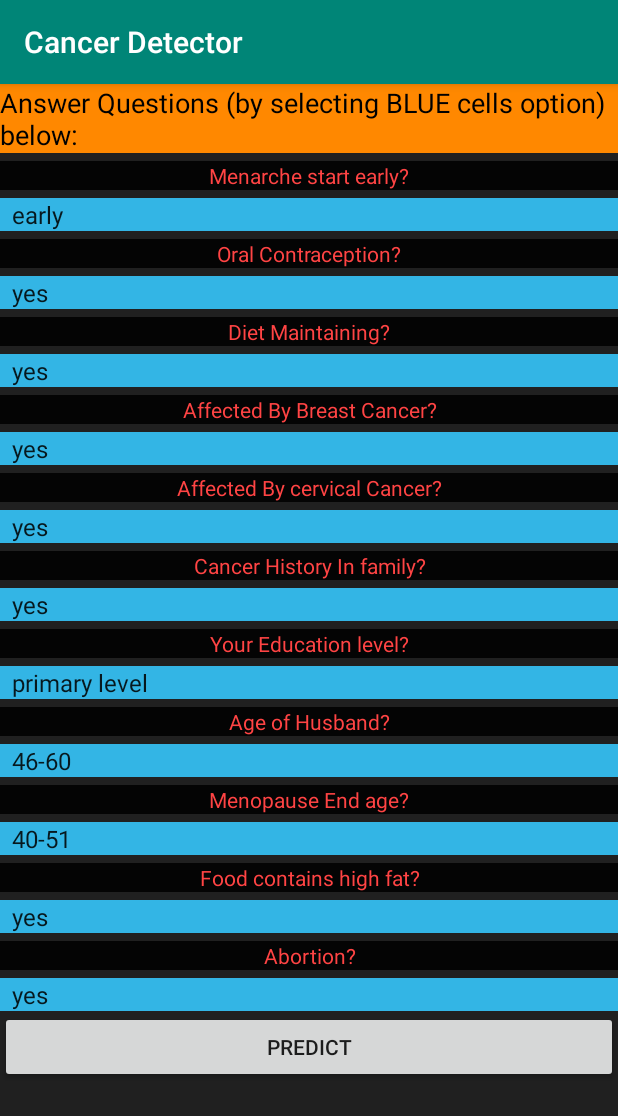
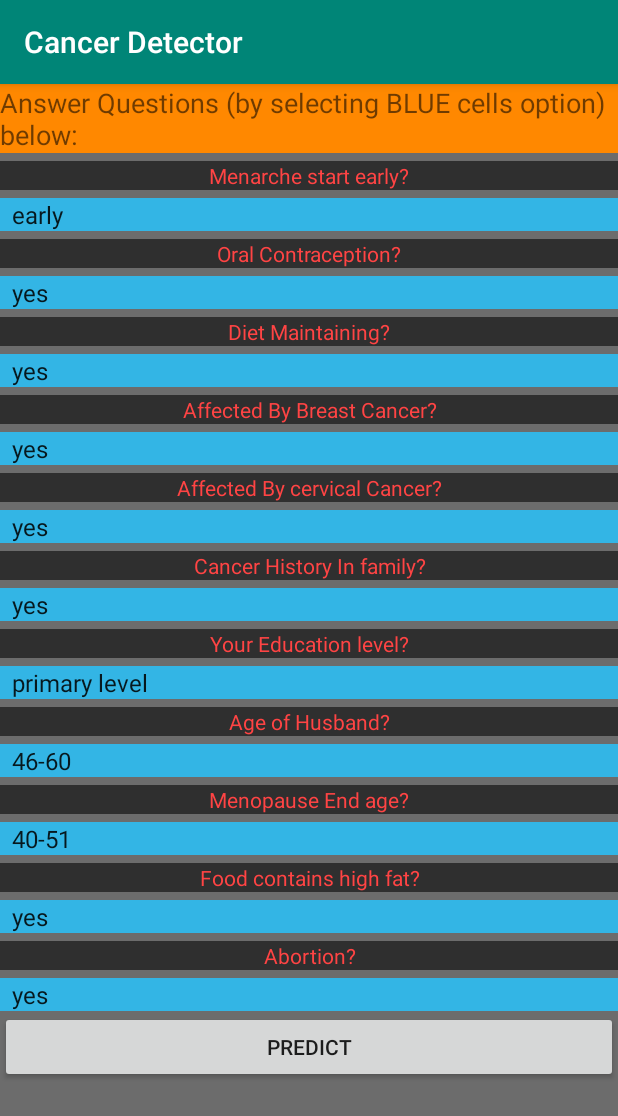
Before and after one commit to mobassir94/Cancer-Predictor-Android-App-, an Android app: the ovariancancer screen opened directly, with no data from a screen before it, on a phone screen of 412 x 824 dp. Shown: the top 1116 px of the screen. Run offline under Robolectric (Android 15) with nearby library versions, the phone set to English and light mode, and no system bars; our stand-ins replace Firebase (no records; nobody signed in at launch, a user with empty details on screens opened directly); libraries missing offline, so code that uses them is left out: weka.classifiers, weka.core.

Commit message:
Update activity_ovarian.xml

```diff
--- a/app/src/main/res/layout/activity_ovarian.xml
+++ b/app/src/main/res/layout/activity_ovarian.xml
@@ -5,7 +5,7 @@
     xmlns:tools="http://schemas.android.com/tools"
     android:layout_width="fill_parent"
     android:layout_height="fill_parent"
-    android:background="@color/common_google_signin_btn_text_light_pressed">
+    android:background="#90000000">
 
     <LinearLayout xmlns:app="http://schemas.android.com/apk/res-auto"
         xmlns:tools="http://schemas.android.com/tools"
@@ -21,7 +21,7 @@
             android:layout_height="wrap_content"
             android:background="@android:color/holo_orange_dark"
             android:text="Answer Questions (by selecting BLUE cells option) below:"
-            android:textColor="@color/common_google_signin_btn_text_dark_focused"
+            android:textColor="#90000000"
             android:textColorLink="@android:color/holo_red_dark"
             android:textSize="18sp"
             app:layout_constraintBottom_toBottomOf="parent"
@@ -37,7 +37,7 @@
             android:layout_height="wrap_content"
             android:layout_marginTop="5dip"
             android:layout_marginBottom="5dp"
-            android:background="@color/common_google_signin_btn_text_light_pressed"
+            android:background="#90000000"
             android:gravity="center"
             android:text="@string/menarche_start_early"
             android:textColor="@android:color/holo_red_light" />
@@ -58,7 +58,7 @@
             android:layout_height="wrap_content"
             android:layout_marginTop="5dip"
             android:layout_marginBottom="5dp"
-            android:background="@color/common_google_signin_btn_text_light_pressed"
+            android:background="#90000000"
             android:gravity="center"
             android:text="@string/oral_contraception"
             android:textColor="@android:color/holo_red_light" />
@@ -78,7 +78,7 @@
             android:layout_height="wrap_content"
             android:layout_marginTop="5dip"
             android:layout_marginBottom="5dp"
-            android:background="@color/common_google_signin_btn_text_light_pressed"
+            android:background="#90000000"
             android:gravity="center"
             android:text="@string/diet_maintaining"
             android:textColor="@android:color/holo_red_light" />
@@ -98,7 +98,7 @@
             android:layout_height="wrap_content"
             android:layout_marginTop="5dip"
             android:layout_marginBottom="5dp"
-            android:background="@color/common_google_signin_btn_text_light_pressed"
+            android:background="#90000000"
             android:gravity="center"
             android:text="@string/affected_by_breast_cancer"
             android:textColor="@android:color/holo_red_light" />
@@ -118,7 +118,7 @@
             android:layout_height="wrap_content"
             android:layout_marginTop="5dip"
             android:layout_marginBottom="5dp"
-            android:background="@color/common_google_signin_btn_text_light_pressed"
+            android:background="#90000000"
             android:gravity="center"
             android:text="@string/affected_by_cervical_cancer"
             android:textColor="@android:color/holo_red_light" />
@@ -138,7 +138,7 @@
             android:layout_height="wrap_content"
             android:layout_marginTop="5dip"
             android:layout_marginBottom="5dp"
-            android:background="@color/common_google_signin_btn_text_light_pressed"
+            android:background="#90000000"
             android:gravity="center"
             android:text="@string/cancer_history_in_family"
             android:textColor="@android:color/holo_red_light" />
@@ -158,7 +158,7 @@
             android:layout_height="wrap_content"
             android:layout_marginTop="5dip"
             android:layout_marginBottom="5dp"
-            android:background="@color/common_google_signin_btn_text_light_pressed"
+            android:background="#90000000"
             android:gravity="center"
             android:text="@string/choose_education"
             android:textColor="@android:color/holo_red_light" />
@@ -178,7 +178,7 @@
             android:layout_height="wrap_content"
             android:layout_marginTop="5dip"
             android:layout_marginBottom="5dp"
-            android:background="@color/common_google_signin_btn_text_light_pressed"
+            android:background="#90000000"
             android:gravity="center"
             android:text="@string/age_of_husband"
             android:textColor="@android:color/holo_red_light" />
@@ -198,7 +198,7 @@
             android:layout_height="wrap_content"
             android:layout_marginTop="5dip"
             android:layout_marginBottom="5dp"
-            android:background="@color/common_google_signin_btn_text_light_pressed"
+            android:background="#90000000"
             android:gravity="center"
             android:text="@string/menopause_end_age"
             android:textColor="@android:color/holo_red_light" />
@@ -218,7 +218,7 @@
             android:layout_height="wrap_content"
             android:layout_marginTop="5dip"
             android:layout_marginBottom="5dp"
-            android:background="@color/common_google_signin_btn_text_light_pressed"
+            android:background="#90000000"
             android:gravity="center"
             android:text="@string/food_contains_high_fat"
             android:textColor="@android:color/holo_red_light" />
@@ -238,7 +238,7 @@
             android:layout_height="wrap_content"
             android:layout_marginTop="5dip"
             android:layout_marginBottom="5dp"
-            android:background="@color/common_google_signin_btn_text_light_pressed"
+            android:background="#90000000"
             android:gravity="center"
             android:text="@string/choose_abortion"
             android:textColor="@android:color/holo_red_light" />
```
